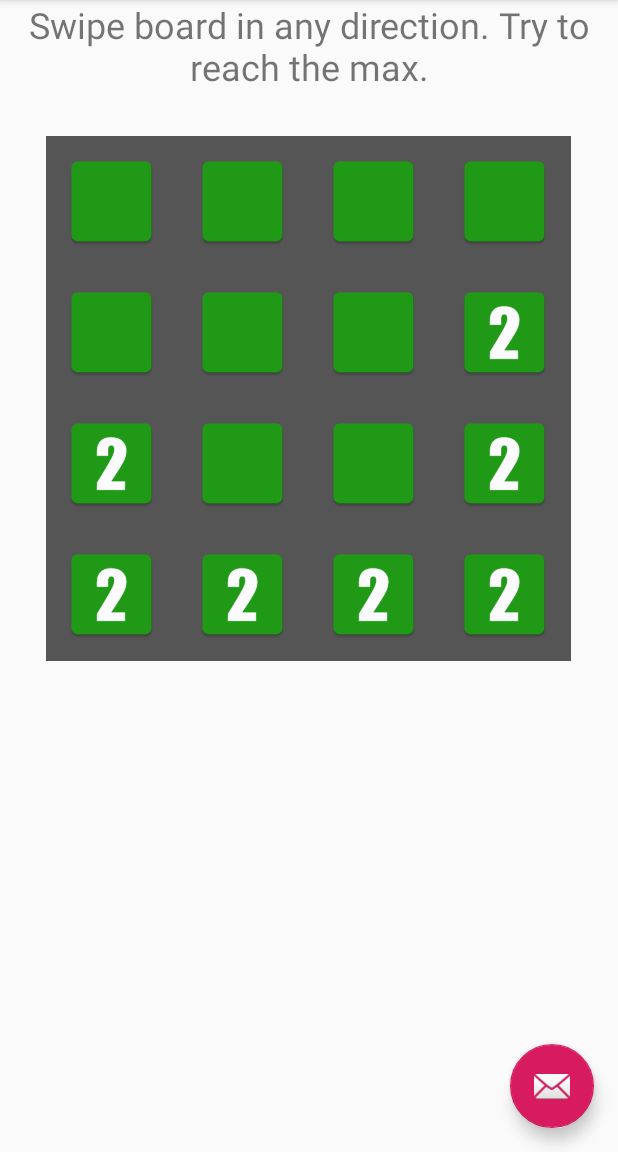
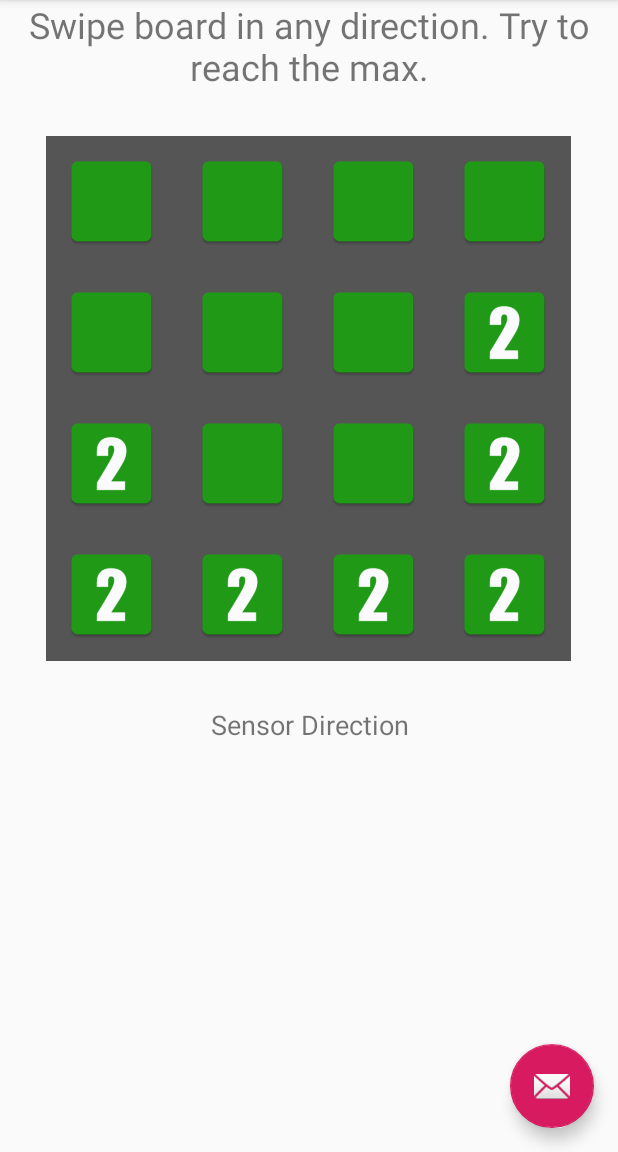
Before and after one commit to mannym1223/PuzzleBlast, an Android app: the screen it shows after launch (MainActivity), on a phone screen of 412 x 824 dp, the part 84-1236 px from its top. Run offline under Robolectric (Android 15) with nearby library versions, the phone set to English and light mode, and no system bars.

Commit message:
added textview to diplay sensor information

```diff
--- a/src/main/res/layout/content_main.xml
+++ b/src/main/res/layout/content_main.xml
@@ -31,4 +31,12 @@
         android:background="@color/colorGridBackground"
         android:clickable="true"/>
 
+    <TextView
+        android:id="@+id/sensorText"
+        android:layout_width="match_parent"
+        android:layout_height="wrap_content"
+        android:text="Sensor Direction"
+        android:textAlignment="center"
+        android:textSize="18sp" />
+
 </LinearLayout>
```
